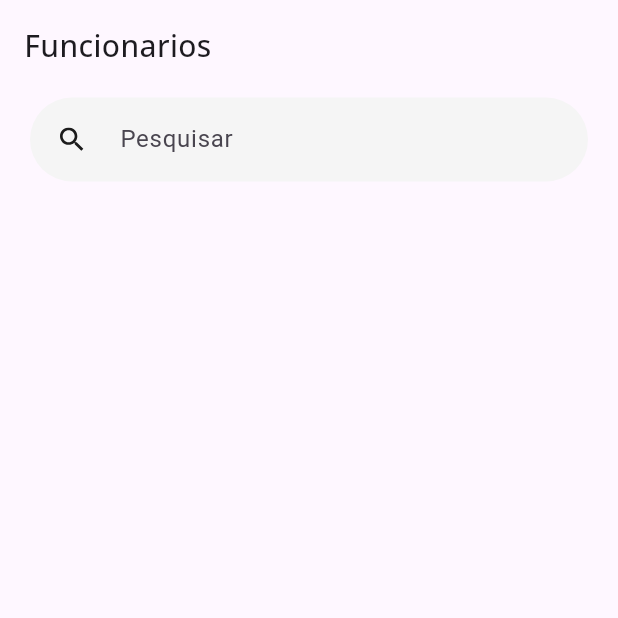
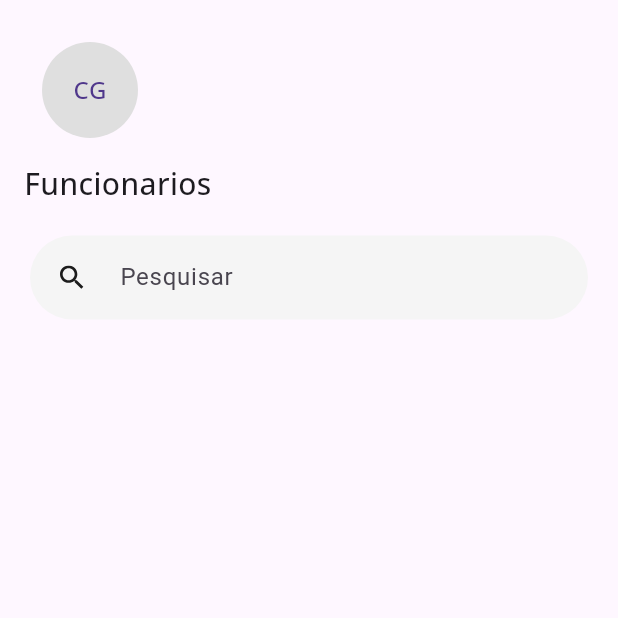
Before and after one commit to GabrielVasco13/be-talent, a Flutter app: the screen it shows after launch, on a phone screen of 412 x 824 dp, the top half of it. Run offline on Flutter 3.47's test engine with Material 3 defaults, Android fonts, the phone set to English and light mode, and no system bars; our stand-ins replace flutter_svg, google_fonts; network calls fail.

Commit message:
feat: adding the new icon at the screen

```diff
--- /dev/null
+++ b/lib/app/components/header_icons_component.dart
@@ -0,0 +1,27 @@
+import 'package:be_talent/design_system/colors/app_colors.dart';
+import 'package:be_talent/design_system/font/helvetica.dart';
+import 'package:be_talent/design_system/spacing/space.dart';
+import 'package:flutter/material.dart';
+
+class HeaderIconsComponent extends StatelessWidget {
+  const HeaderIconsComponent({super.key});
+
+  @override
+  Widget build(BuildContext context) {
+    return Row(
+      children: [
+        Padding(
+          padding: const EdgeInsets.only(
+            left: Space.er,
+            top: Space.er,
+          ),
+          child: CircleAvatar(
+            backgroundColor: AppColors.gray10,
+            radius: Space.sm,
+            child: Helvetica.h2('CG'),
+          ),
+        )
+      ],
+    );
+  }
+}
--- a/lib/app/components/title_app.dart
+++ b/lib/app/components/title_app.dart
@@ -1,4 +1,4 @@
-import 'package:be_talent/design_system/font/helvica.dart';
+import 'package:be_talent/design_system/font/helvetica.dart';
 import 'package:be_talent/design_system/spacing/space.dart';
 import 'package:flutter/material.dart';
 
--- a/lib/app/modelView/search_model_view.dart
+++ b/lib/app/modelView/search_model_view.dart
@@ -46,6 +46,7 @@ class SearchModelView extends ChangeNotifier {
 
   @override
   void dispose() {
+    super.dispose();
     controller.removeListener(filterEmployees);
     controller.dispose();
     notifyListeners();
--- a/lib/app/view/contacts_view.dart
+++ b/lib/app/view/contacts_view.dart
@@ -1,4 +1,5 @@
 import 'package:be_talent/app/components/employee_expansion_tile_component.dart';
+import 'package:be_talent/app/components/header_icons_component.dart';
 import 'package:be_talent/app/components/search_bar_component.dart';
 import 'package:be_talent/app/components/title_app.dart';
 import 'package:be_talent/app/modelView/search_model_view.dart';
@@ -36,6 +37,7 @@ class _ContactsViewState extends State<ContactsView> {
       body: SafeArea(
         child: Column(
           children: [
+            const HeaderIconsComponent(),
             const TitleApp(),
             SearchBarComponent(
               controller: searchModelView.controller,
```
Also changed, not shown: lib/design_system/font/helvetica.dart (renamed from lib/design_system/font/helvica.dart).
